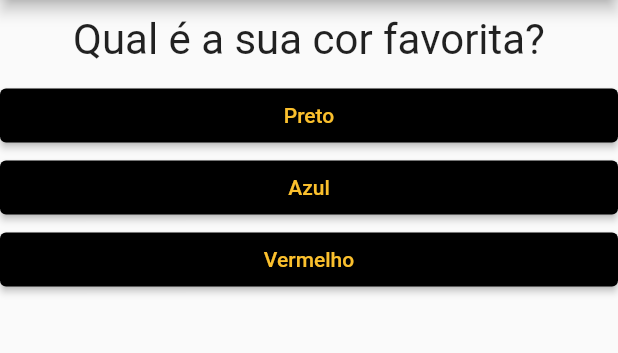
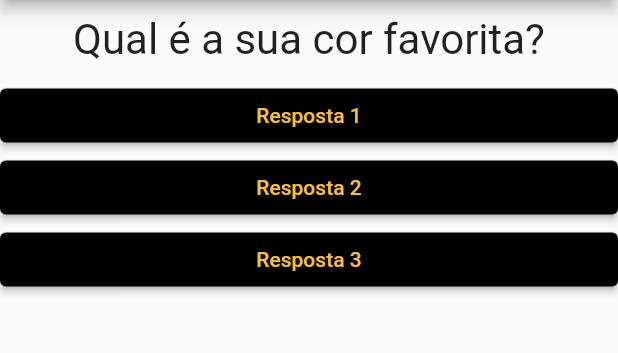
Before and after one commit to Zattrus/App_Perguntas, a Flutter app: the screen it shows after launch, on a phone screen of 412 x 824 dp, the part 84-437 px from its top. Run offline on Flutter 3.47's test engine with Material 2 defaults, Android fonts, the phone set to English and light mode, and no system bars.

Commit message:
Refatorando o main

```diff
--- a/lib/main.dart
+++ b/lib/main.dart
@@ -13,8 +13,6 @@ class _PerguntaAppState extends State<PerguntaApp> {
     setState(() {
       _perguntasSelecionada++;
     });
-
-    print('Pergunta respondida');
   }
 
   @override
@@ -32,9 +30,9 @@ class _PerguntaAppState extends State<PerguntaApp> {
         body: Column(
           children: <Widget>[
             Questao(perguntas[_perguntasSelecionada]),
-            Resposta('Preto', _responder),
-            Resposta('Azul', _responder),
-            Resposta('Vermelho', _responder),
+            Resposta('Resposta 1', _responder),
+            Resposta('Resposta 2', _responder),
+            Resposta('Resposta 3', _responder),
           ],
         ),
       ),
```
